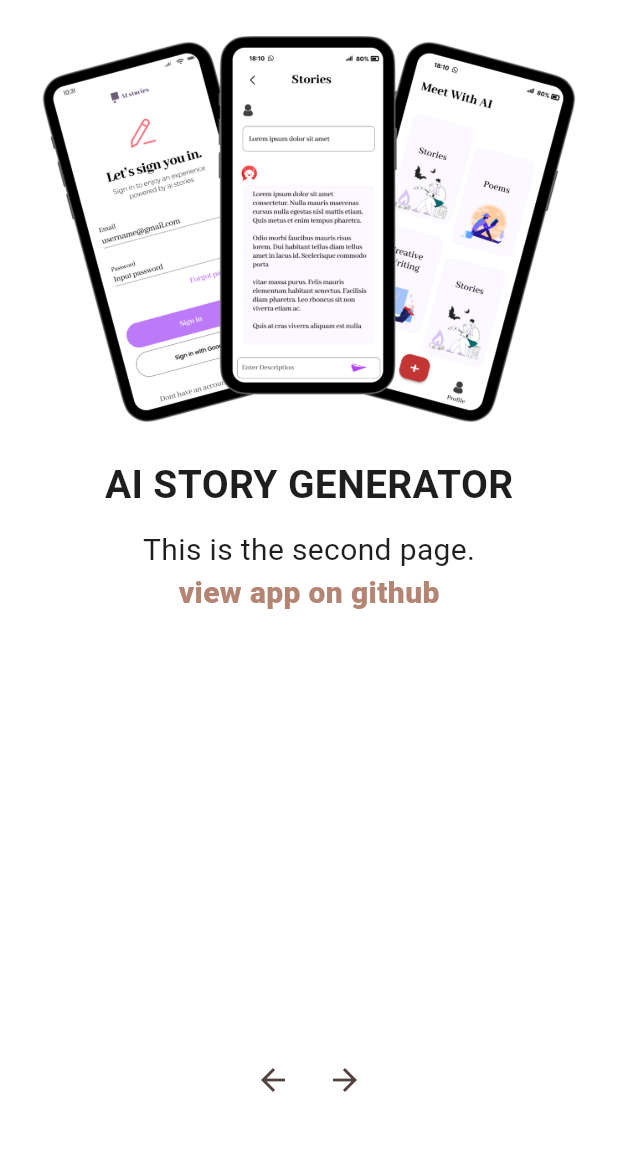
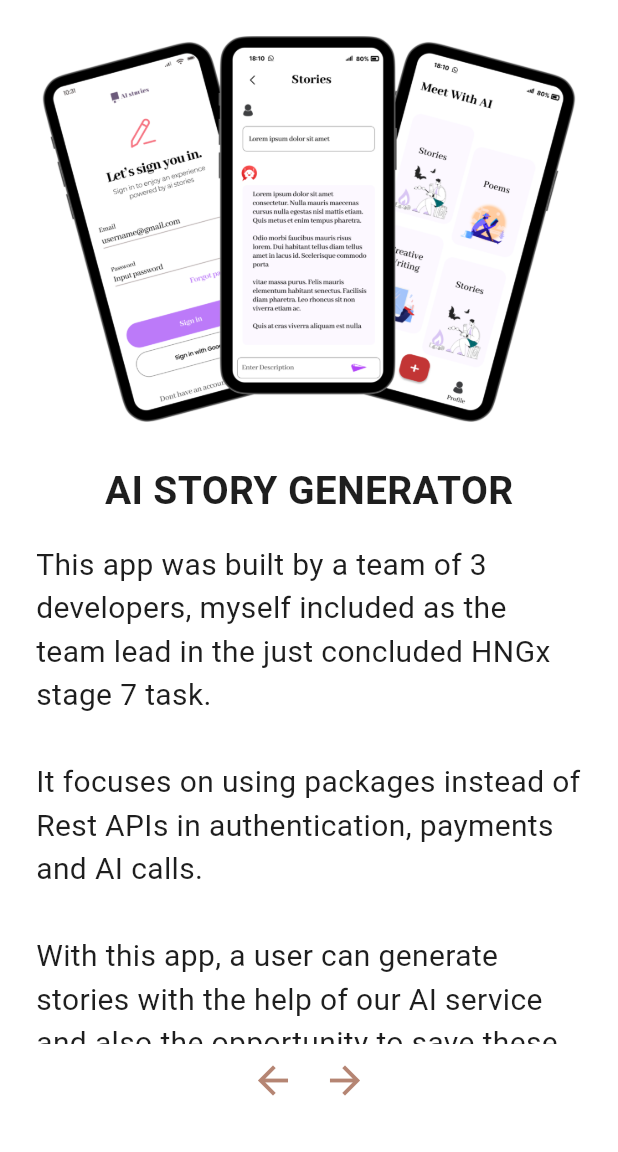
Before and after one commit to Light1264/portfolio_cv, a Flutter app: the ProjectsScreen screen opened directly, after a tap on the "arrow forward" icon, on a phone screen of 412 x 824 dp, the part 84-1236 px from its top. Run offline on Flutter 3.47's test engine with Material 3 defaults, Android fonts, the light colour scheme and no system bars; our stand-ins replace connectivity_plus, get, get_storage, webview_flutter; accounts and stored records are empty.

Commit message:
app updates

```diff
--- a/lib/components/image_page_content.dart
+++ b/lib/components/image_page_content.dart
@@ -25,7 +25,7 @@ class ImagePageContent extends StatelessWidget {
           Image.asset(
             imageAsset,
           ),
-          const SizedBox(height: 20),
+          const SizedBox(height: 24),
           Text(
             title,
             style: TextStyle(
@@ -34,7 +34,7 @@ class ImagePageContent extends StatelessWidget {
               color: colorConstants.appBlack,
             ),
           ),
-          const SizedBox(height: 10),
+          const SizedBox(height: 16),
           Text(
             description,
             style: TextStyle(
@@ -43,17 +43,19 @@ class ImagePageContent extends StatelessWidget {
               color: colorConstants.appBlack,
             ),
           ),
+          const SizedBox(height: 32),
           GestureDetector(
             onTap: textFunction,
-            child: Text(
+            child: const Text(
               "view app on github",
               style: TextStyle(
-                fontSize: 20,
+                fontSize: 22,
                 fontWeight: FontWeight.w800,
-                color: colorConstants.primaryColor,
+                color: Colors.blue,
               ),
             ),
           ),
+          const SizedBox(height: 16),
         ],
       ),
     );
--- a/lib/components/page_content.dart
+++ b/lib/components/page_content.dart
@@ -1,13 +1,16 @@
 import 'package:flutter/material.dart';
+
+import '../main.dart';
 
 class PageContent extends StatelessWidget {
   final String title;
   final String description;
+  final String companyName;
 
-  PageContent({
-    required this.title,
-    required this.description,
-  });
+  const PageContent(
+      {required this.title,
+      required this.description,
+      required this.companyName});
 
   @override
   Widget build(BuildContext context) {
@@ -18,12 +21,30 @@ class PageContent extends StatelessWidget {
         children: <Widget>[
           Text(
             title,
-            style: const TextStyle(fontSize: 24, fontWeight: FontWeight.bold),
+            style: TextStyle(
+              fontSize: 24,
+              fontWeight: FontWeight.w700,
+              color: colorConstants.appBlack,
+            ),
           ),
-          const SizedBox(height: 10),
+          const SizedBox(height: 8),
+          Text(
+            companyName,
+            textAlign: TextAlign.left,
+            style: TextStyle(
+              fontSize: 20,
+              fontWeight: FontWeight.w300,
+              color: colorConstants.appBlack,
+            ),
+          ),
+          const SizedBox(height: 24),
           Text(
             description,
-            style: TextStyle(fontSize: 16),
+            style: TextStyle(
+              fontSize: 20,
+              color: colorConstants.appBlack,
+              fontWeight: FontWeight.w400,
+            ),
           ),
         ],
       ),
--- a/lib/screens/sidebar_menu_screens/projects.dart
+++ b/lib/screens/sidebar_menu_screens/projects.dart
@@ -1,4 +1,5 @@
 import 'package:flutter/material.dart';
+import 'package:portfolio_cv/components/header_widget.dart';
 import 'package:portfolio_cv/components/page_content.dart';
 import 'package:portfolio_cv/main.dart';
 import 'package:portfolio_cv/side_bar.dart';
@@ -19,7 +20,7 @@ class ProjectsScreen extends StatelessWidget {
     ImagePageContent(
       imageAsset: imageConstants.hockeyGameApp,
       title: textConstants.hockeyGameAppHeader,
-      description: 'This is the first page.',
+      description: textConstants.hockeyGameAppDescription,
       textFunction: () {
         Get.to(const ExploreWebview(
           title: 'Terms of Service',
@@ -30,7 +31,7 @@ class ProjectsScreen extends StatelessWidget {
     ImagePageContent(
       imageAsset: imageConstants.aiStoryGenerator,
       title: textConstants.aiStoryGeneratorAppHeader,
-      description: 'This is the second page.',
+      description: textConstants.aiStoryGeneratorAppDescription,
       textFunction: () {
         Get.to(const ExploreWebview(
           title: 'Terms of Service',
@@ -41,7 +42,7 @@ class ProjectsScreen extends StatelessWidget {
     ImagePageContent(
       imageAsset: imageConstants.eventPro,
       title: textConstants.eventProAppHeader,
-      description: 'This is the third page.',
+      description: textConstants.eventProAppDescription,
       textFunction: () {
         Get.to(const ExploreWebview(
           title: 'Terms of Service',
@@ -49,9 +50,21 @@ class ProjectsScreen extends StatelessWidget {
         ));
       },
     ),
-    PageContent(title: "", description: "description"),
-    PageContent(title: "", description: "description"),
-    PageContent(title: "Others", description: "description"),
+    PageContent(
+      title: textConstants.fortcoreAppHeader,
+      companyName: "Trusoft Limited - Lagos",
+      description: textConstants.fortcoreAppDescription,
+    ),
+    PageContent(
+      title: textConstants.pickloadAppHeader,
+      companyName: "Deebug institute/studio - Benin City",
+      description: textConstants.pickloadAppDescription,
+    ),
+    HeaderWidget(
+      headerText: textConstants.otherAppsHeader,
+      length: textConstants.otherApps.length,
+      content: textConstants.otherApps,
+    ),
   ];
 
   @override
@@ -73,13 +86,13 @@ class ProjectsScreen extends StatelessWidget {
         elevation: 1,
         automaticallyImplyLeading: false,
         leading: IconButton(
-          icon: Icon(Icons.menu), // Hamburger icon
+          icon: const Icon(Icons.menu), // Hamburger icon
           onPressed: () {
             _scaffoldKey.currentState?.openDrawer();
           },
         ),
       ),
-      drawer: SidebarMenu(), // Hide the drawer on larger screens.
+      drawer: const SidebarMenu(), // Hide the drawer on larger screens.
       body: Padding(
         padding: const EdgeInsets.all(24.0),
         child: Column(
@@ -97,22 +110,30 @@ class ProjectsScreen extends StatelessWidget {
               mainAxisAlignment: MainAxisAlignment.center,
               children: [
                 IconButton(
-                  icon: Icon(Icons.arrow_back),
+                  icon: Icon(
+                    Icons.arrow_back,
+                    color: colorConstants.primaryColor,
+                    size: 30,
+                  ),
                   onPressed: () {
                     if (_pageController.page != 0) {
                       _pageController.previousPage(
-                        duration: Duration(milliseconds: 300),
+                        duration: const Duration(milliseconds: 300),
                         curve: Curves.ease,
                       );
                     }
                   },
                 ),
                 IconButton(
-                  icon: Icon(Icons.arrow_forward),
+                  icon: Icon(
+                    Icons.arrow_forward,
+                    color: colorConstants.primaryColor,
+                    size: 30,
+                  ),
                   onPressed: () {
                     if (_pageController.page != pages.length - 1) {
                       _pageController.nextPage(
-                        duration: Duration(milliseconds: 300),
+                        duration: const Duration(milliseconds: 300),
                         curve: Curves.ease,
                       );
                     }
--- a/lib/screens/sidebar_menu_screens/work_experience.dart
+++ b/lib/screens/sidebar_menu_screens/work_experience.dart
@@ -45,13 +45,13 @@ class WorkExperienceScreen extends StatelessWidget {
         elevation: 1,
         automaticallyImplyLeading: false,
         leading: IconButton(
-            icon: Icon(Icons.menu), // Hamburger icon
+          icon: const Icon(Icons.menu), // Hamburger icon
           onPressed: () {
             _scaffoldKey.currentState?.openDrawer();
           },
         ),
       ),
-        drawer: SidebarMenu(), // Hide the drawer on larger screens.
+      drawer: const SidebarMenu(), // Hide the drawer on larger screens.
       body: SingleChildScrollView(
         child: Padding(
           padding: const EdgeInsets.all(24.0),
@@ -108,6 +108,7 @@ class WorkExperienceScreen extends StatelessWidget {
             ],
           ),
         ),
-        ));
+      ),
+    );
   }
 }
--- a/lib/utils/text_constants.dart
+++ b/lib/utils/text_constants.dart
@@ -2,7 +2,35 @@ class TextConstants {
   final String hockeyGameAppHeader = "AIR HOCKEY";
   final String aiStoryGeneratorAppHeader = "AI STORY GENERATOR";
   final String eventProAppHeader = "EVENT PRO";
-  final String hockeyGameAppDescription = "";
-  final String aiStoryGeneratorAppDescription = "";
-  final String eventProAppDescription = "";
+  final String hockeyGameAppDescription =
+      """This game app was built by a team of 3 developers, myself included as the team lead in the just concluded HNGx finalist task.\n
+With this app, you can play air hockey with various player modes like single-player, double-player and Online (still under development).\n
+It uses the flame_audio package to play music and sound effects to improve user experience.\n
+This app focuses a lot on physics and calculations for the gameplay. Also, I designed the UI from scratch using Figma.""";
+  final String aiStoryGeneratorAppDescription =
+      """This app was built by a team of 3 developers, myself included as the team lead in the just concluded HNGx stage 7 task.\n
+It focuses on using packages instead of Rest APIs in authentication, payments and AI calls.\n
+With this app, a user can generate stories with the help of our AI service and also the opportunity to save these stories with any assign title by the user.\n
+Also, I designed the UI using Figma.""";
+  final String eventProAppDescription =
+      """This is a personal project built entirely by me for my final year project at the university.\n
+This app focuses on event scheduling, automated card-sending and connecting with event planners of various types.
+It is still being built and in the testing phase.\n
+Also, I designed the UI from scratch using Figma.""";
+
+  final String pickloadAppHeader = "PICKLOAD AGENT APPLICATION";
+  final String fortcoreAppHeader = "FORTCORE APPLICATION";
+  final String otherAppsHeader = "Others";
+  final String pickloadAppDescription = """A logistics application that works just like Bolt, having 2 separate apps for users and delivery agents.\n
+This was my first real-life application development experience as I worked and learned at the same time.\n
+It integrates Google Maps and has the ability to track delivery agents in real-time, with an in-app call function, messaging and a stream of data collection.\n
+Find app in Google Play Store.""";
+  final String fortcoreAppDescription = """A fintech application that was worked on by a team of developers, myself included.\n
+It helps users track their expenditures and save money with their various services like leasing """;
+  final List<String> otherApps = [
+    "Calculator app",
+    "To_do app",
+    "E_commerce app",
+    "Weather app",
+  ];
 }
```
Also changed, not shown: lib/screens/sidebar_menu_screens/certificates.dart (+8 -9 lines), lib/screens/sidebar_menu_screens/profile.dart (+3 -4 lines). Lines whose indentation alone changed are shown as unchanged.
